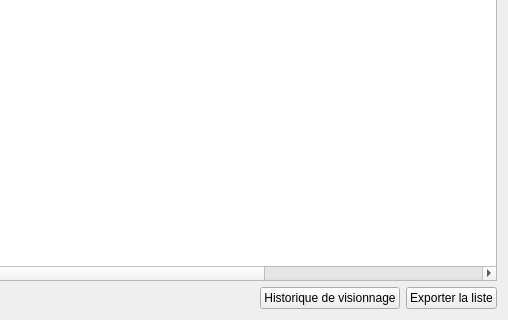
Old version of the form src/ui/tabs/list2_tab.ui in the repository seigneurfuo/MyAnimeManager3; both pictures show x 342 to 850 and y 226 to 546 of the 850 by 546 pixel window.
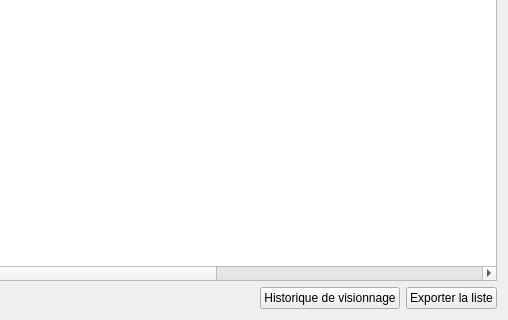
New version of the form. Icons and pictures are not drawn.

Patch:
```diff
--- a/src/ui/tabs/list2_tab.ui
+++ b/src/ui/tabs/list2_tab.ui
@@ -89,6 +89,11 @@
        <string>Favori</string>
       </property>
      </column>
+     <column>
+      <property name="text">
+       <string>Vu avec</string>
+      </property>
+     </column>
     </widget>
    </item>
    <item row="1" column="0">
```
Left out of the diff: 4 changed lines with no effect on the pictures.
